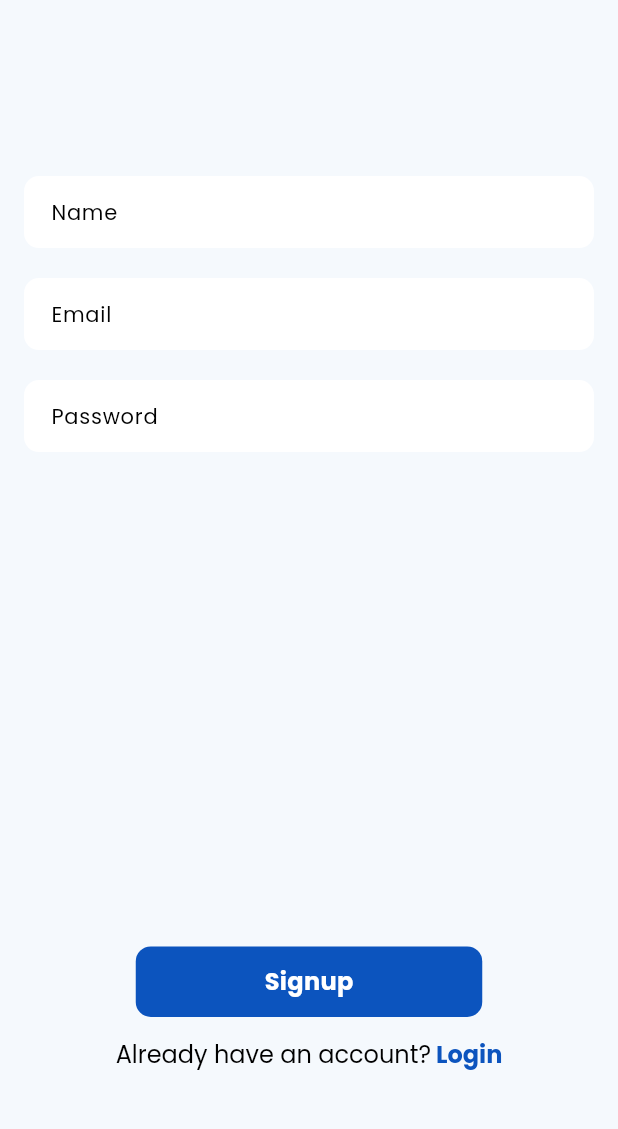
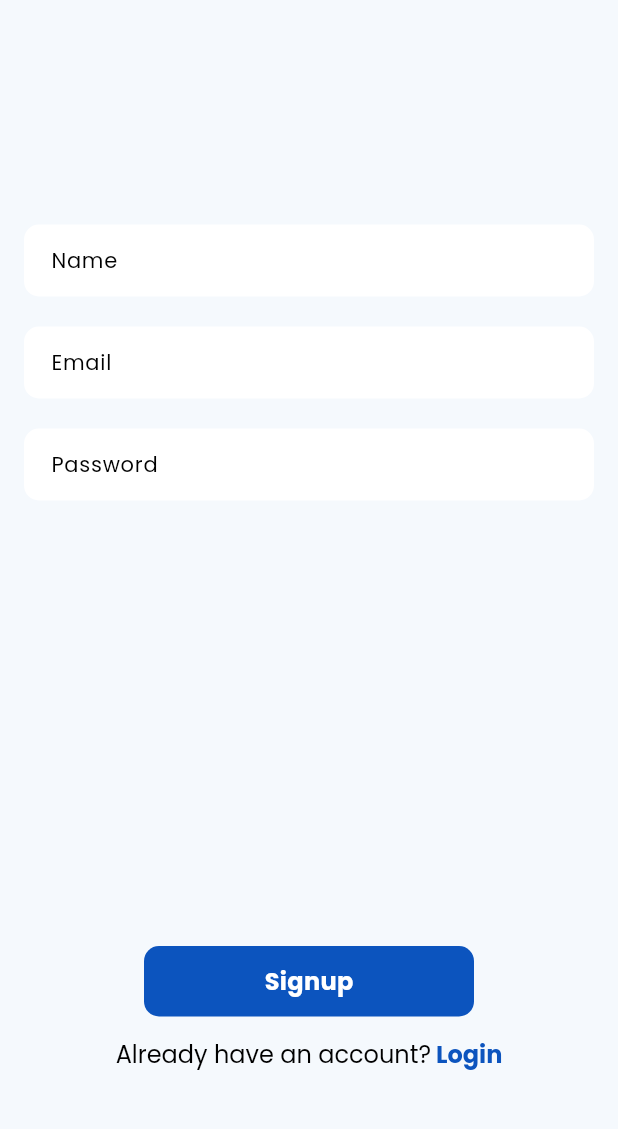
Before and after one commit to Abhishek42001/comments, a Flutter app: the SignUpScreen screen opened by its route, on a phone screen of 412 x 824 dp, the part 89-1218 px from its top. Run offline on Flutter 3.47's test engine with Material 3 defaults, Android fonts, the phone set to English and light mode, and no system bars; our stand-ins replace cloud_firestore, dio, firebase_auth, firebase_core, firebase_remote_config, fluttertoast; accounts and stored records are empty; network calls fail.

Commit message:
chore: finish task

```diff
--- /dev/null
+++ b/build.yaml
@@ -0,0 +1,6 @@
+targets:
+  $default:
+    builders:
+      build_web_compilers|entrypoint:
+        options:
+          tree_shake: true
--- a/lib/config/widget_config.dart
+++ b/lib/config/widget_config.dart
@@ -1,8 +1,11 @@
 import 'package:flutter/material.dart';
 
+
+///All common properties
+///for widgets
 class WidgetConfig{
   WidgetConfig._();
-  static  final WidgetConfig _instance =WidgetConfig._();
+  static  final WidgetConfig _instance = WidgetConfig._();
   factory WidgetConfig()=> _instance;
 
   EdgeInsets pagePadding = const EdgeInsets.symmetric(horizontal: 16);
--- a/lib/constants/app_routes.dart
+++ b/lib/constants/app_routes.dart
@@ -1,3 +1,4 @@
+///All route names for app in navigation
 class AppRoutes{
   AppRoutes._();
   static final AppRoutes _instance = AppRoutes._();
--- a/lib/constants/app_text_style.dart
+++ b/lib/constants/app_text_style.dart
@@ -1,6 +1,8 @@
 import 'package:comments/constants/app_colors.dart';
 import 'package:flutter/material.dart';
 
+///It contains all the textstyles
+///for the app
 class AppTextStyles {
   AppTextStyles._();
   static final AppTextStyles _instance = AppTextStyles._();
--- a/lib/repository/comments_repository.dart
+++ b/lib/repository/comments_repository.dart
@@ -9,7 +9,11 @@ class CommentsRepository{
       Response response = await NetworkLayer().client.get(ApiEndpoints().comment);
       List<CommentModel> comments = (response.data as List).map((e) => CommentModel.fromJson(e)).toList();
       return comments;
-    }on Exception catch (_) {
+    } on DioException catch(e){
+      ///We can handle dio exception if we want
+      return null;
+    }
+    on Exception catch (_) {
       return null;
     }
   }
--- a/lib/view/sign_up_screen.dart
+++ b/lib/view/sign_up_screen.dart
@@ -3,10 +3,9 @@ import 'package:comments/constants/app_colors.dart';
 import 'package:comments/constants/app_routes.dart';
 import 'package:comments/constants/app_text_style.dart';
 import 'package:comments/models/sign_up_model.dart';
-import 'package:comments/utils/validations.dart';
 import 'package:comments/viewModel/auth_view_model.dart';
 import 'package:comments/widgets/app_button.dart';
-import 'package:comments/widgets/app_text_field.dart';
+import 'package:comments/widgets/signup/signup_form_fields_widget.dart';
 import 'package:flutter/gestures.dart';
 import 'package:flutter/material.dart';
 import 'package:provider/provider.dart';
@@ -24,12 +23,35 @@ class _SignUpScreenState extends State<SignUpScreen> {
   final TextEditingController _nameController = TextEditingController();
   final TextEditingController _passwordController = TextEditingController();
 
+  Future<void> handleSignupTap(AuthViewModel authViewModel) async {
+    final bool isValid = _formKey.currentState?.validate() ?? false;
+    if (isValid) {
+      SignUpModel signUpModel = SignUpModel(
+        email: _emailController.text,
+        password: _passwordController.text,
+        name: _nameController.text,
+      );
+      bool isSuccess = await authViewModel.signUp(signUpModel);
+      if (isSuccess) {
+        if (mounted) {
+          Navigator.pushReplacementNamed(
+            context,
+            AppRoutes().comment,
+          );
+        }
+      }
+    }
+  }
+
   @override
   Widget build(BuildContext context) {
-    double height = MediaQuery.sizeOf(context).height;
     AuthViewModel authViewModel = Provider.of<AuthViewModel>(context);
     return Scaffold(
       body: SafeArea(
+        child: GestureDetector(
+          onTap: () {
+            FocusScope.of(context).unfocus();
+          },
           child: Container(
             padding: WidgetConfig().pagePadding,
             child: Column(
@@ -45,74 +67,30 @@ class _SignUpScreenState extends State<SignUpScreen> {
                   ),
                 ),
                 Expanded(
-                child: SingleChildScrollView(
+                  child: Container(
+                    margin: const EdgeInsets.only(top: 150),
                     child: Form(
                       key: _formKey,
-                    child: Container(
-                      margin: EdgeInsets.only(top: height / 7),
                       child: Column(
                         children: [
-                          AppTextField(
-                            hintText: 'Name',
-                            controller: _nameController,
-                            validator: (value) {
-                              return Validations.isNameValid(value ?? "")
-                                  ? null
-                                  : 'Please Enter valid Name';
-                            },
+                          SignUpFormFieldsWidget(
+                            nameController: _nameController,
+                            emailController: _emailController,
+                            passwordController: _passwordController,
                           ),
                           Container(
-                            margin: const EdgeInsets.only(top: 20),
-                            child: AppTextField(
-                              hintText: 'Email',
-                              controller: _emailController,
-                              validator: (value) {
-                                return Validations.isEmailValid(value ?? "")
-                                    ? null
-                                    : 'Please Enter valid email';
-                              },
-                            ),
-                          ),
-                          Container(
-                            margin: const EdgeInsets.only(top: 20),
-                            child: AppTextField(
-                              hintText: 'Password',
-                              obscureText: true,
-                              controller: _passwordController,
-                              validator: (value) {
-                                return Validations.isPasswordValid(value ?? "")
-                                    ? null
-                                    : 'Please Enter valid password';
-                              },
-                            ),
-                          ),
-                          SizedBox(
-                            height: height / 2.5,
-                          ),
-                          SizedBox(
-                            width: 231,
+                            margin: const EdgeInsets.symmetric(horizontal: 80)
+                                .copyWith(top: 20),
                             child: AppButton(
                               'Signup',
                               isLoading: authViewModel.isLoading,
-                              onTap: () async {
-                                SignUpModel signUpModel = SignUpModel(
-                                  email: _emailController.text,
-                                  password: _passwordController.text,
-                                  name: _nameController.text,
-                                );
-                                bool isSuccess =
-                                    await authViewModel.signUp(signUpModel);
-                                if (isSuccess) {
-                                  if (mounted) {
-                                    Navigator.pushReplacementNamed(
-                                      context,
-                                      AppRoutes().comment,
-                                    );
-                                  }
-                                }
-                              },
+                              onTap: () => handleSignupTap(authViewModel),
                             ),
                           ),
+
+                          ///We can also create a common
+                          ///widget for the button and text below
+                          ///button for signin and signup screen
                           Container(
                             margin: const EdgeInsets.only(top: 13, bottom: 50),
                             child: RichText(
@@ -143,8 +121,8 @@ class _SignUpScreenState extends State<SignUpScreen> {
                     ),
                   ),
                 ),
+              ],
             ),
-            ],
           ),
         ),
       ),
--- /dev/null
+++ b/lib/widgets/signup/signup_form_fields_widget.dart
@@ -0,0 +1,64 @@
+import 'package:comments/utils/validations.dart';
+import 'package:comments/widgets/app_text_field.dart';
+import 'package:flutter/material.dart';
+
+class SignUpFormFieldsWidget extends StatelessWidget {
+  final TextEditingController _nameController;
+  final TextEditingController _emailController;
+  final TextEditingController _passwordController;
+
+  const SignUpFormFieldsWidget({
+    super.key,
+    required TextEditingController nameController,
+    required TextEditingController emailController,
+    required TextEditingController passwordController,
+  })  : _nameController = nameController,
+        _emailController = emailController,
+        _passwordController = passwordController;
+
+  @override
+  Widget build(BuildContext context) {
+    return Expanded(
+      child: SingleChildScrollView(
+        child: Column(
+          children: [
+            AppTextField(
+              hintText: 'Name',
+              controller: _nameController,
+              validator: (value) {
+                return Validations.isNameValid(value ?? "")
+                    ? null
+                    : 'Please Enter valid Name';
+              },
+            ),
+            Container(
+              margin: const EdgeInsets.only(top: 20),
+              child: AppTextField(
+                hintText: 'Email',
+                controller: _emailController,
+                validator: (value) {
+                  return Validations.isEmailValid(value ?? "")
+                      ? null
+                      : 'Please Enter valid email';
+                },
+              ),
+            ),
+            Container(
+              margin: const EdgeInsets.only(top: 20),
+              child: AppTextField(
+                hintText: 'Password',
+                obscureText: true,
+                controller: _passwordController,
+                validator: (value) {
+                  return Validations.isPasswordValid(value ?? "")
+                      ? null
+                      : 'Please Enter valid password';
+                },
+              ),
+            ),
+          ],
+        ),
+      ),
+    );
+  }
+}
```
Also changed, not shown: lib/services/firebase_service.dart (+13 -2 lines), lib/view/comments_screen.dart (+9 -31 lines), lib/view/sign_in_screen.dart (+29 -49 lines), lib/widgets/error_widget.dart (added, +39 -0 lines), lib/widgets/signin/signin_form_field_widget.dart (added, +49 -0 lines), pubspec.yaml (+9 -8 lines), pubspec.lock, 6 other files. Lines whose indentation alone changed are shown as unchanged.
